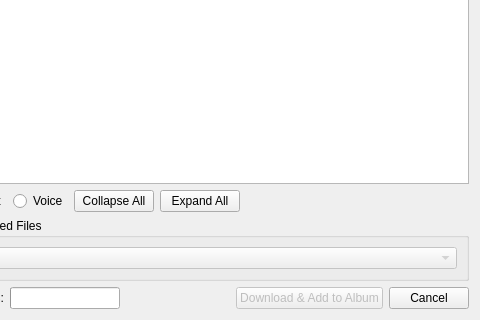
The window that src/qmusicplayer/audiorepodownloader.ui (srazi/Saaghar) describes before a commit, drawn with Qt 5; both pictures show x 115 to 595 and y 144 to 464 of the 595 by 464 pixel window.
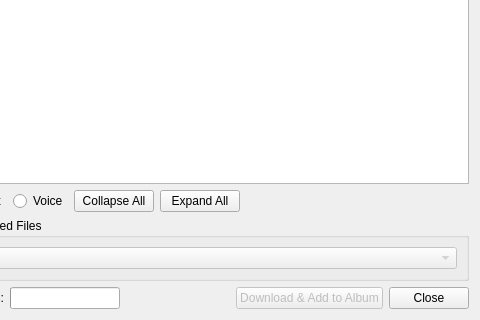
The same window after the commit.

The edit to the form file:
```diff
--- a/src/qmusicplayer/audiorepodownloader.ui
+++ b/src/qmusicplayer/audiorepodownloader.ui
@@ -245,7 +245,7 @@
        <item>
         <widget class="QPushButton" name="pushButtonCancel">
          <property name="text">
-          <string>Cancel</string>
+          <string>Close</string>
          </property>
         </widget>
        </item>
```
